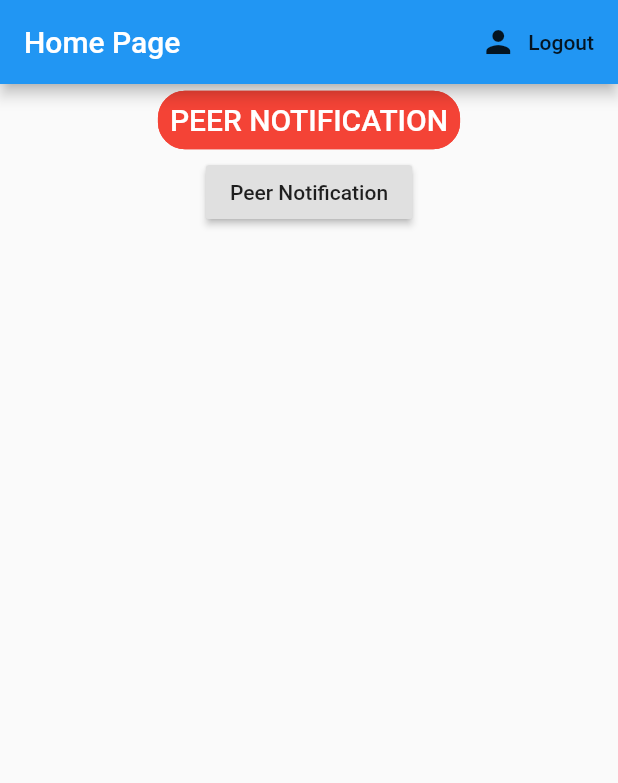
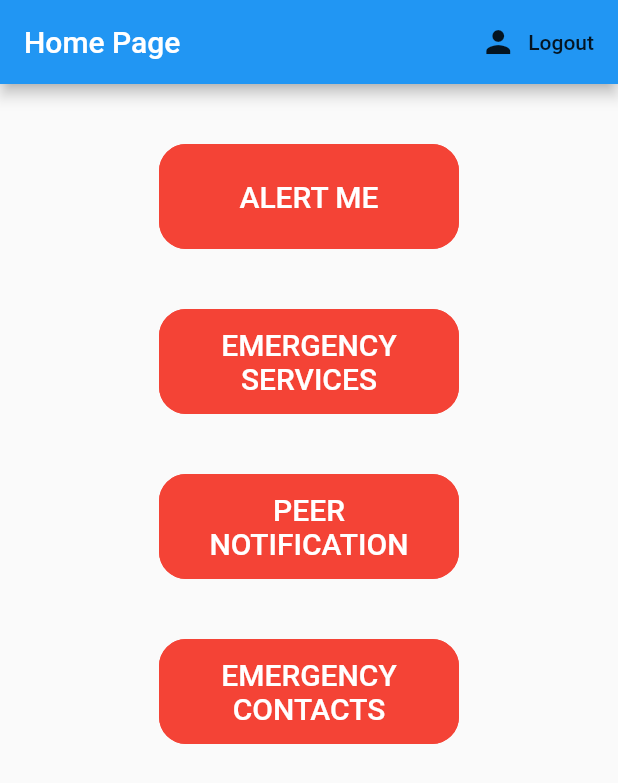
Before and after one commit to RohanGautam/beanSafetyApp, a Flutter app: the screen it shows once a user with an empty profile is signed in, on a phone screen of 412 x 824 dp. Shown: the top 783 px of the screen. Run offline on Flutter 3.47's test engine with Material 2 defaults, Android fonts, the phone set to English and light mode, and no system bars; our stand-ins replace cloud_firestore, firebase_auth, firebase_messaging, flutter_spinkit, geolocator, google_maps_flutter; missing offline and left inert: flutter_polyline_points, preferences; accounts and stored records are empty.

Commit message:
added homepage buttons and alert me

```diff
--- a/lib/screens/home/home.dart
+++ b/lib/screens/home/home.dart
@@ -6,6 +6,8 @@ import 'package:firebase_tutorial/services/database.dart';
 import 'package:firebase_tutorial/shared/customButton.dart';
 import 'package:flutter/material.dart';
 import 'package:provider/provider.dart';
+
+import 'alertMe.dart';
 
 class Home extends StatelessWidget {
   final AuthService _auth = AuthService();
@@ -34,26 +36,18 @@ class Home extends StatelessWidget {
           child: Center(
             child: Column(
               children: <Widget>[
-                CustomButton(
-                  text: 'Peer Notification',
-                  mpr: MaterialPageRoute(
+                buttonInSizedBox('Alert Me', MaterialPageRoute(builder: (context) => AlertMe())),
+                buttonInSizedBox('Emergency Services', MaterialPageRoute(builder: (context) => AlertMe())),
+                buttonInSizedBox(
+                  'Peer Notification',
+                  MaterialPageRoute(
                       builder: (context) => StreamProvider.value(
                             value: DatabaseService().userDataStream,
                             child: PeerNotify(),
                           )),
                 ),
-                RaisedButton(
-                    child: Text("Peer Notification"),
-                    onPressed: () {
-                      Navigator.push(
-                        context,
-                        MaterialPageRoute(
-                            builder: (context) => StreamProvider.value(
-                                  value: DatabaseService().userDataStream,
-                                  child: PeerNotify(),
-                                )),
-                      );
-                    }),
+                buttonInSizedBox('Emergency contacts', MaterialPageRoute(builder: (context) => AlertMe())),
+
               ],
             ),
           ),
@@ -61,4 +55,16 @@ class Home extends StatelessWidget {
       ),
     );
   }
+
+  Widget buttonInSizedBox(var text, var mpr) {
+    return Column(
+      children: <Widget>[
+        SizedBox(height: 40),
+        SizedBox(
+            width: 200.0,
+            height: 70.0,
+            child: CustomButton(text: text, mpr: mpr))
+      ],
+    );
+  }
 }
```
Also changed, not shown: lib/screens/home/alertMe.dart (+76 -0 lines).
